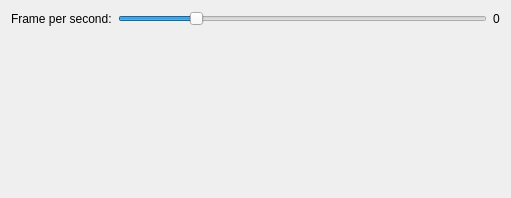
The window that simonlib/simonvision/config/simonwebcamconfiguration.ui (KDE/simon) describes before a commit, drawn with Qt 5.
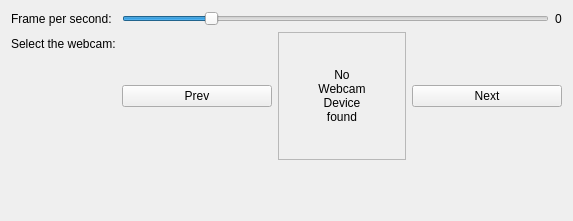
The same window after the commit.

Commit message: Adding feature in Webcam Configuration to select another webcam when multiple webcams are available

Patch:
```diff
--- a/simonlib/simonvision/config/simonwebcamconfiguration.ui
+++ b/simonlib/simonvision/config/simonwebcamconfiguration.ui
@@ -6,17 +6,14 @@
    <rect>
     <x>0</x>
     <y>0</y>
-    <width>511</width>
-    <height>198</height>
+    <width>573</width>
+    <height>221</height>
    </rect>
   </property>
   <property name="windowTitle">
    <string/>
   </property>
   <layout class="QFormLayout" name="formLayout">
-   <property name="fieldGrowthPolicy">
-    <enum>QFormLayout::ExpandingFieldsGrow</enum>
-   </property>
    <item row="0" column="0">
     <widget class="QLabel" name="label">
      <property name="text">
@@ -69,6 +66,68 @@
      </item>
     </layout>
    </item>
+   <item row="1" column="0">
+    <widget class="QLabel" name="label_2">
+     <property name="text">
+      <string>Select the webcam:</string>
+     </property>
+    </widget>
+   </item>
+   <item row="1" column="1">
+    <layout class="QHBoxLayout" name="horizontalLayout_2">
+     <item>
+      <widget class="QPushButton" name="pbPrev">
+       <property name="text">
+        <string>Prev</string>
+       </property>
+      </widget>
+     </item>
+     <item>
+      <widget class="QFrame" name="frame">
+       <property name="minimumSize">
+        <size>
+         <width>128</width>
+         <height>128</height>
+        </size>
+       </property>
+       <property name="maximumSize">
+        <size>
+         <width>128</width>
+         <height>128</height>
+        </size>
+       </property>
+       <property name="frameShape">
+        <enum>QFrame::StyledPanel</enum>
+       </property>
+       <property name="frameShadow">
+        <enum>QFrame::Raised</enum>
+       </property>
+       <layout class="QVBoxLayout" name="verticalLayout">
+        <item>
+         <widget class="QLabel" name="lblWebcamDisplay">
+          <property name="text">
+           <string>No
+Webcam
+Device
+found</string>
+          </property>
+          <property name="alignment">
+           <set>Qt::AlignCenter</set>
+          </property>
+         </widget>
+        </item>
+       </layout>
+      </widget>
+     </item>
+     <item>
+      <widget class="QPushButton" name="pbNext">
+       <property name="text">
+        <string>Next</string>
+       </property>
+      </widget>
+     </item>
+    </layout>
+   </item>
   </layout>
  </widget>
  <resources/>
```
Left out of the diff: 2 changed lines with no effect on the pictures. The commit also changes 10 other files.
